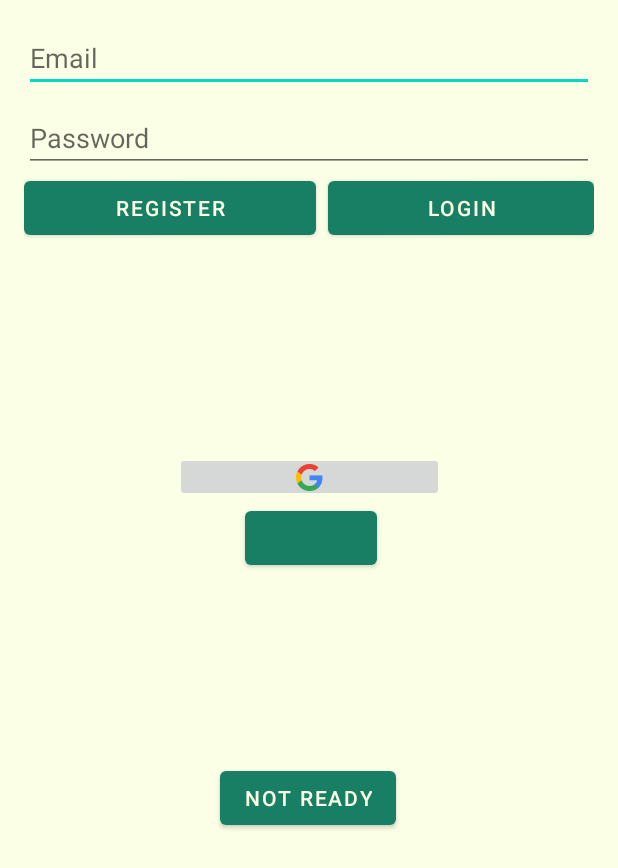
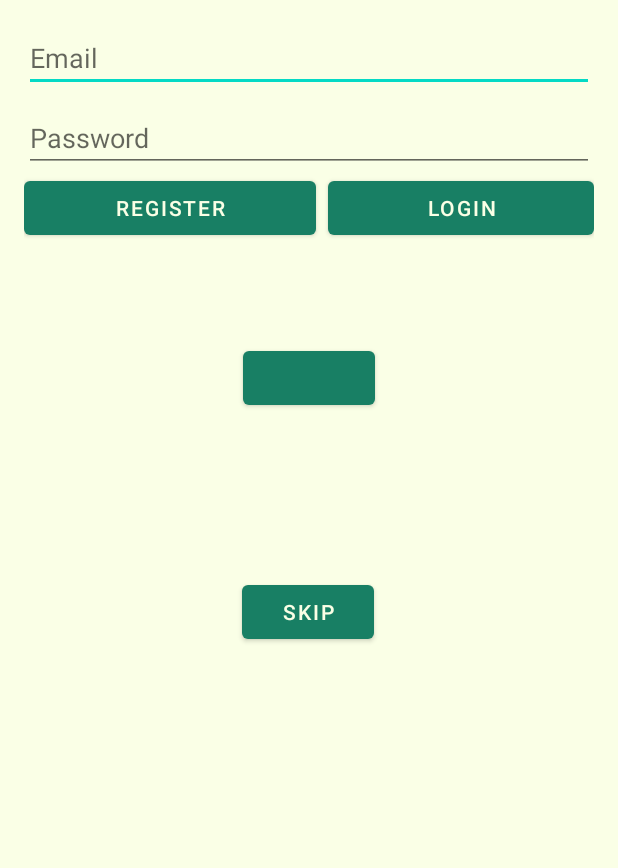
Before and after one commit to felipezxkq/Pudu, an Android app: the screen it shows after launch (LoginActivity), on a phone screen of 412 x 824 dp. Shown: the top 868 px of the screen. Run offline under Robolectric (Android 15) with nearby library versions, the phone set to English and light mode, and no system bars; our stand-ins replace Firebase (no records; nobody signed in at launch, a user with empty details on screens opened directly); libraries missing offline, so code that uses them is left out: com.facebook.login; plain views replace LoginButton; 4 statements that could not run were skipped.

Commit message:
Login Activity clean code

```diff
--- a/app/build.gradle
+++ b/app/build.gradle
@@ -18,7 +18,6 @@ android {
 
         testInstrumentationRunner "androidx.test.runner.AndroidJUnitRunner"
     }
-
     buildTypes {
         release {
             minifyEnabled false
@@ -35,9 +34,7 @@ android {
     buildFeatures{
         viewBinding = true
     }
-
 }
-
 dependencies {
     implementation platform('com.google.firebase:firebase-bom:28.2.0')
     implementation "org.jetbrains.kotlin:kotlin-stdlib:$kotlin_version"
@@ -66,5 +63,4 @@ dependencies {
     implementation 'com.github.dhaval2404:imagepicker:2.1'
     implementation "androidx.activity:activity-ktx:1.2.4"
     implementation "androidx.fragment:fragment-ktx:1.3.6"
-
 }
--- a/app/src/main/java/com/pudu/pudu2/HomeActivity.kt
+++ b/app/src/main/java/com/pudu/pudu2/HomeActivity.kt
@@ -48,7 +48,6 @@ class HomeActivity : AppCompatActivity() {
         val logOutButton = findViewById<Button>(R.id.logOutButton)
         logOutButton.setOnClickListener{
 
-
             val prefs: SharedPreferences.Editor = getSharedPreferences(getString(R.string.prefs_file), Context.MODE_PRIVATE).edit()
             prefs.clear()
             prefs.apply()
@@ -58,14 +57,12 @@ class HomeActivity : AppCompatActivity() {
             }
             FirebaseAuth.getInstance().signOut()
             onBackPressed()
-
         }
 
         searchButton.setOnClickListener{
             val intent = Intent(applicationContext, SearchActivity::class.java).apply {}
             startActivity(intent)
 
-
         }
     }
 }
--- a/app/src/main/res/layout/activity_login.xml
+++ b/app/src/main/res/layout/activity_login.xml
@@ -12,8 +12,8 @@
         android:id="@+id/buttonSkip"
         android:layout_width="wrap_content"
         android:layout_height="wrap_content"
-        android:layout_marginBottom="268dp"
-        android:text="Not ready"
+        android:layout_marginBottom="392dp"
+        android:text="Skip"
         app:layout_constraintBottom_toBottomOf="parent"
         app:layout_constraintEnd_toEndOf="parent"
         app:layout_constraintHorizontal_bias="0.498"
@@ -87,15 +87,15 @@
         android:layout_gravity="center_horizontal"
         app:layout_constraintBottom_toBottomOf="parent"
         app:layout_constraintEnd_toEndOf="parent"
-        app:layout_constraintHorizontal_bias="0.504"
         app:layout_constraintStart_toStartOf="parent"
         app:layout_constraintTop_toTopOf="parent"
-        app:layout_constraintVertical_bias="0.431" />
+        app:layout_constraintVertical_bias="0.294" />
 
     <ImageButton
         android:id="@+id/googleButton"
         android:layout_width="179dp"
         android:layout_height="33dp"
+        android:visibility="gone"
         app:layout_constraintBottom_toTopOf="@+id/login_button"
         app:layout_constraintEnd_toEndOf="parent"
         app:layout_constraintStart_toStartOf="parent"
```
Also changed, not shown: app/src/main/java/com/pudu/pudu2/LoginActivity.kt (+3 -46 lines).
